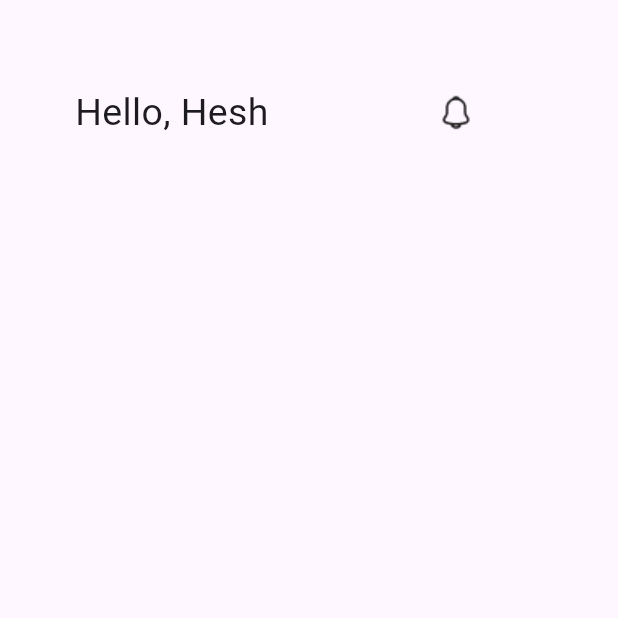
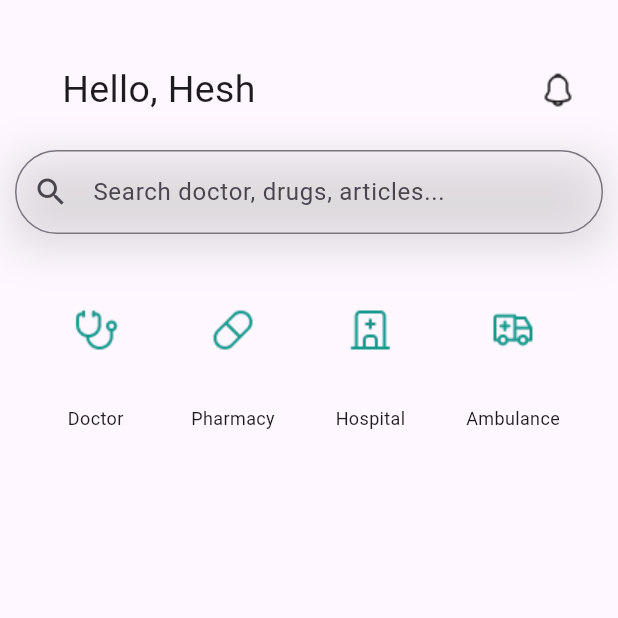
Before and after one commit to HeshanNavindu-7/MedAssist-frontend, a Flutter app: the Home screen opened directly, on a phone screen of 412 x 824 dp, the top half of it. Run offline on Flutter 3.47's test engine with Material 3 defaults, Android fonts, the phone set to English and light mode, and no system bars; project files that could hold a hidden picture were left out.

Commit message:
Search box and four images

```diff
--- a/FrontEnd/lib/screens/home.dart
+++ b/FrontEnd/lib/screens/home.dart
@@ -1,26 +1,132 @@
 import 'package:flutter/material.dart';
 
 class Home extends StatelessWidget {
-  const Home({super.key});
+  const Home({Key? key}) : super(key: key);
 
   @override
   Widget build(BuildContext context) {
-    return const Scaffold(
-      body: Row(children: [
-        Padding(
-          padding: EdgeInsets.all(50),
+    return Scaffold(
+      body: Stack(
+        children: [
+          const Positioned(
+            top: 20,
+            left: 0,
+            right: 0,
+            child: Padding(
+              padding: EdgeInsets.all(15),
+              child: Row(
+                mainAxisAlignment: MainAxisAlignment.center,
+                children: [
+                  Expanded(
                     child: Text(
                       'Hello, Hesh',
                       style: TextStyle(
                         fontSize: 25,
                       ),
+                      textAlign: TextAlign.center,
+                    ), //Hello, Hesh code
                   ),
+                  SizedBox(
+                    width: 150,
                   ),
                   Image(
                     image: AssetImage('assets/notification.png'),
-          height: 150,
+                    height: 50,
+                  ), //Bell image
+                ],
               ),
-      ]),
+            ),
+          ),
+          Positioned(
+            top: 100,
+            left: 10,
+            right: 10,
+            child: Container(
+              decoration: BoxDecoration(
+                boxShadow: [
+                  BoxShadow(
+                    color: Color.fromARGB(255, 189, 189, 189).withOpacity(0.5),
+                    spreadRadius: 2,
+                    blurRadius: 25,
+                    offset: const Offset(0, 7),
+                  ),
+                ],
+              ),
+              child: TextField(
+                decoration: InputDecoration(
+                  hintText: 'Search doctor, drugs, articles...',
+                  prefixIcon: Icon(Icons.search),
+                  border: OutlineInputBorder(
+                    borderRadius: BorderRadius.circular(30),
+                  ),
+                ),
+              ),
+            ), //Search box
+          ),
+          const Positioned(
+            top: 170,
+            left: 0,
+            right: 0,
+            child: Row(
+              mainAxisAlignment: MainAxisAlignment.spaceEvenly,
+              children: [
+                Column(
+                  children: [
+                    Image(
+                      image: AssetImage('assets/Doctor.png'),
+                      height: 100,
+                      width: 50,
+                    ), //Doctor image
+                    Text(
+                      'Doctor',
+                      style: TextStyle(fontSize: 12),
+                    ),
+                  ],
+                ),
+                Column(
+                  children: [
+                    Image(
+                      image: AssetImage('assets/Pharmacy.png'),
+                      height: 100,
+                      width: 50,
+                    ), //Pharmacy image
+                    Text(
+                      'Pharmacy',
+                      style: TextStyle(fontSize: 12),
+                    ),
+                  ],
+                ),
+                Column(
+                  children: [
+                    Image(
+                      image: AssetImage('assets/Hospital.png'),
+                      height: 100,
+                      width: 50,
+                    ), //Hospital image
+                    Text(
+                      'Hospital',
+                      style: TextStyle(fontSize: 12),
+                    ),
+                  ],
+                ),
+                Column(
+                  children: [
+                    Image(
+                      image: AssetImage('assets/Ambulance.png'),
+                      height: 100,
+                      width: 50,
+                    ), //Ambulance image
+                    Text(
+                      'Ambulance',
+                      style: TextStyle(fontSize: 12),
+                    ),
+                  ],
+                ),
+              ],
+            ),
+          )
+        ],
+      ),
     );
   }
 }
--- a/FrontEnd/lib/screens/signInPage.dart
+++ b/FrontEnd/lib/screens/signInPage.dart
@@ -1,5 +1,4 @@
 import 'package:flutter/material.dart';
-import 'package:http/http.dart' as http;
 
 import 'home.dart';
 
@@ -11,7 +10,6 @@ class SignInPage extends StatefulWidget {
 }
 
 class _SignUpPageState extends State<SignInPage> {
-
   TextEditingController usernameController = TextEditingController();
   TextEditingController passwordController = TextEditingController();
 
@@ -99,11 +97,11 @@ class _SignUpPageState extends State<SignInPage> {
                     Navigator.push(
                       context,
                       MaterialPageRoute(
-                          builder: (context) => const Home()), // Corrected class name
+                          builder: (context) =>
+                              const Home()), // Corrected class name
                     );
                   },
                   //end of the testing code
-
 
                   style: ElevatedButton.styleFrom(
                     backgroundColor: const Color(0xFF004080),
--- a/FrontEnd/pubspec.yaml
+++ b/FrontEnd/pubspec.yaml
@@ -64,7 +64,10 @@ flutter:
     - assets/landingPage.png
     - assets/s2 (2).png
     - assets/notification.png
-    - assets/Choose.png
+    - assets/Doctor.png
+    - assets/Hospital.png
+    - assets/Pharmacy.png
+    - assets/Ambulance.png
 
   # An image asset can refer to one or more resolution-specific "variants", see
   # https://flutter.dev/assets-and-images/#resolution-aware
```
Also changed, not shown: FrontEnd/assets/Ambulance.png (added), FrontEnd/assets/Choose.png (deleted), FrontEnd/assets/Doctor.png (added), FrontEnd/assets/Hospital.png (added), FrontEnd/assets/Pharmacy.png (added). Lines whose indentation alone changed are shown as unchanged.
